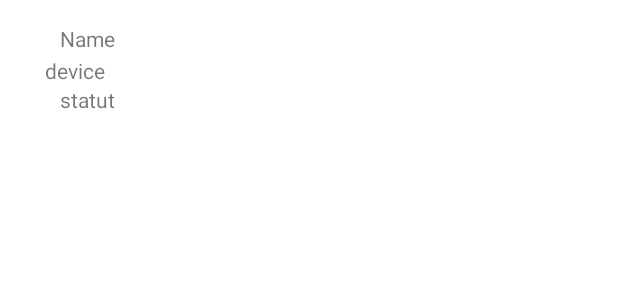
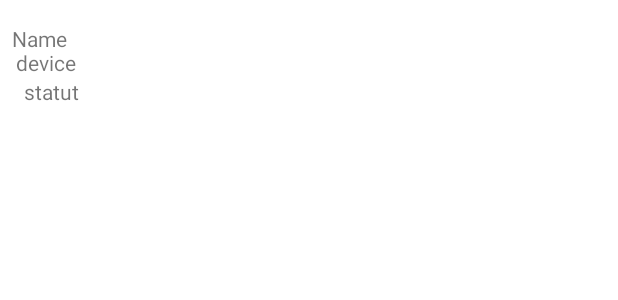
Before and after one commit to graoudi/ERestaurantIsen, an Android app: the layout activity_detail_ble.xml on its own in the app's theme, with its tools: preview values and no code run, on a phone screen of 412 x 824 dp. Shown: the top 300 px of the screen. Run offline under Robolectric (Android 15) with nearby library versions, the light colour scheme and no system bars; network calls fail; Roboto replaces fonts that are not available here.

Commit message:
last version

```diff
--- a/app/src/main/java/fr/isen/kenza/erestaurant/ble/BleScanActivity.kt
+++ b/app/src/main/java/fr/isen/kenza/erestaurant/ble/BleScanActivity.kt
@@ -116,9 +116,9 @@ class BleScanActivity : AppCompatActivity() {
           //  val test = result.scanRecord?.deviceName?.toString()
 
             super.onScanResult(callbackType, result)
+
+
             leDeviceListAdapter?.addDevice(result)
-           // leDeviceListAdapter.addDevice(test)
-
             leDeviceListAdapter?.notifyDataSetChanged()
         }
     }
--- a/app/src/main/java/fr/isen/kenza/erestaurant/ble/BleScanAdapter.kt
+++ b/app/src/main/java/fr/isen/kenza/erestaurant/ble/BleScanAdapter.kt
@@ -32,8 +32,8 @@ class BleScanAdapter
     override fun onBindViewHolder(holder: BleViewHolder, position: Int) {
         holder.textTitle.text = listBle[position].device.toString()
 
-       //holder.nameTitle.text = listBle[position].device.name?: "Unknown"
-      holder.nameTitle.text = listBle[position].scanRecord?.deviceName.toString()
+       holder.nameTitle.text = listBle[position].device.name?: "Unknown"
+      //holder.nameTitle.text = listBle[position].scanRecord?.deviceName.toString()
         //holder.numID.text = listBle[position].scanRecord?.advertiseFlags.toString()
        holder.numID.text = "${listBle[position].rssi} dBm"
       holder.layoutBle.setOnClickListener { onClickListener.invoke(listBle[position]) }
--- a/app/src/main/res/layout/activity_detail_ble.xml
+++ b/app/src/main/res/layout/activity_detail_ble.xml
@@ -12,7 +12,7 @@
         android:id="@+id/deviceName"
         android:layout_width="wrap_content"
         android:layout_height="wrap_content"
-        android:layout_marginStart="40dp"
+        android:layout_marginStart="8dp"
         android:layout_marginTop="16dp"
         android:text="Name"
         app:layout_constraintStart_toStartOf="parent"
@@ -22,36 +22,31 @@
         android:id="@+id/deviceStatut"
         android:layout_width="wrap_content"
         android:layout_height="wrap_content"
-        android:layout_marginStart="40dp"
+        android:layout_marginStart="16dp"
         android:text="statut"
         app:layout_constraintStart_toStartOf="parent"
         app:layout_constraintTop_toBottomOf="@+id/deviceBleName" />
 
     <androidx.recyclerview.widget.RecyclerView
         android:id="@+id/recyclerBLEDetail"
-        android:layout_width="389dp"
-        android:layout_height="514dp"
-        android:layout_marginStart="16dp"
-        android:layout_marginLeft="16dp"
-        android:layout_marginTop="10dp"
-        android:layout_marginBottom="292dp"
+        android:layout_width="382dp"
+        android:layout_height="540dp"
         app:layout_constraintBottom_toBottomOf="parent"
+        app:layout_constraintEnd_toEndOf="parent"
+        app:layout_constraintHorizontal_bias="0.157"
         app:layout_constraintStart_toStartOf="parent"
-        app:layout_constraintTop_toBottomOf="@+id/deviceStatut"
-        app:layout_constraintVertical_bias="0.0" />
+        app:layout_constraintTop_toBottomOf="@+id/deviceStatut" />
 
     <TextView
         android:id="@+id/deviceBleName"
         android:layout_width="wrap_content"
         android:layout_height="wrap_content"
-        android:layout_marginStart="40dp"
-        android:layout_marginTop="2dp"
-        android:layout_marginEnd="342dp"
+        android:layout_marginTop="32dp"
         android:text="device"
         app:layout_constraintEnd_toEndOf="parent"
-        app:layout_constraintHorizontal_bias="1.0"
+        app:layout_constraintHorizontal_bias="0.029"
         app:layout_constraintStart_toStartOf="parent"
-        app:layout_constraintTop_toBottomOf="@+id/deviceName" />
+        app:layout_constraintTop_toTopOf="parent" />
 
 
 </androidx.constraintlayout.widget.ConstraintLayout>
--- a/app/src/main/res/values/strings.xml
+++ b/app/src/main/res/values/strings.xml
@@ -45,11 +45,11 @@
     <string name="ble_device_status_connected">connecte </string>
     <string name="ble_device_status_disconnected">deconnecte </string>
     <string name="ble_device_status_disconnecting">deconnetion </string>
-    <string name="notifier">notifie</string>
+    <string name="notifier">notify</string>
     <string name="Propriete">propriete</string>
     <string name="Valeur">valeur</string>
-    <string name="lecture">lecture</string>
-    <string name="ecrire">ecrire</string>
+    <string name="lecture">read</string>
+    <string name="ecrire">write</string>
     <string name="NomParent">nom</string>
 
 
```
